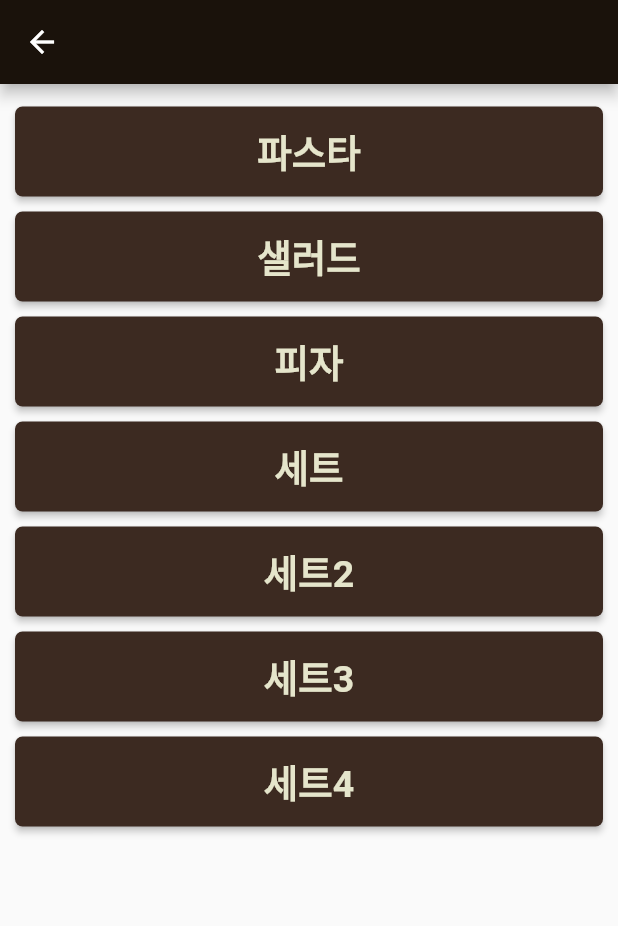
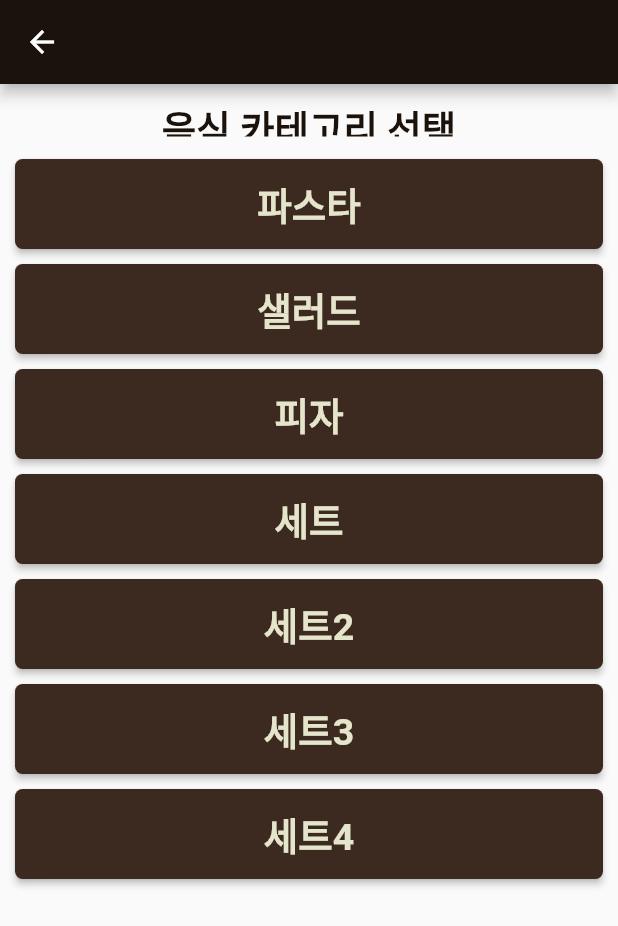
Before and after one commit to GDSC-CAU/Blinder, a Flutter app: the FoodCategoryScreen screen opened by its route, on a phone screen of 412 x 824 dp. Shown: the top 926 px of the screen. Run offline on Flutter 3.47's test engine with Material 2 defaults, Android fonts, the phone set to English and light mode, and no system bars; our stand-ins replace camera, flutter_tts.

Commit message:
feat: add `ScreenTitle` widget to display information

```diff
--- /dev/null
+++ b/app/lib/common/widgets/screen_title.dart
@@ -0,0 +1,31 @@
+import 'package:app/common/styles/colors.dart';
+import 'package:flutter/material.dart';
+
+class ScreenTitle extends StatelessWidget {
+  final String title;
+
+  const ScreenTitle({
+    super.key,
+    required this.title,
+  });
+
+  @override
+  Widget build(BuildContext context) {
+    return Padding(
+      padding: const EdgeInsets.only(top: 10),
+      child: SizedBox(
+        height: 25,
+        child: Center(
+          child: Text(
+            title,
+            style: const TextStyle(
+              color: Palette.$brown900,
+              fontSize: 25,
+              fontWeight: FontWeight.w700,
+            ),
+          ),
+        ),
+      ),
+    );
+  }
+}
--- a/app/lib/screens/food_category_screen.dart
+++ b/app/lib/screens/food_category_screen.dart
@@ -1,5 +1,6 @@
 import 'package:app/common/widgets/app_scaffold.dart';
 import 'package:app/common/widgets/menu_button.dart';
+import 'package:app/common/widgets/screen_title.dart';
 import 'package:app/providers/food_map_provider.dart';
 import 'package:app/router/app_router.dart';
 import 'package:app/utils/tts.dart';
@@ -14,12 +15,15 @@ class FoodCategoryScreen extends StatelessWidget {
     ttsController.speak("원하는 음식의 카테고리를 선택하세요");
 
     final foodCategoryList = context.read<FoodMapProvider>().getFoodCategory();
-    final height =
-        MediaQuery.of(context).size.height - AppBar().preferredSize.height;
+    final listHeight =
+        MediaQuery.of(context).size.height - AppBar().preferredSize.height - 55;
 
     return AppScaffold(
-      body: SizedBox(
-        height: height,
+      body: Column(
+        children: [
+          const ScreenTitle(title: "음식 카테고리 선택"),
+          SizedBox(
+            height: listHeight,
             child: Padding(
               padding: const EdgeInsets.all(10),
               child: ListView.builder(
@@ -40,6 +44,8 @@ class FoodCategoryScreen extends StatelessWidget {
               ),
             ),
           ),
+        ],
+      ),
     );
   }
 }
```
Lines whose indentation alone changed are shown as unchanged.
